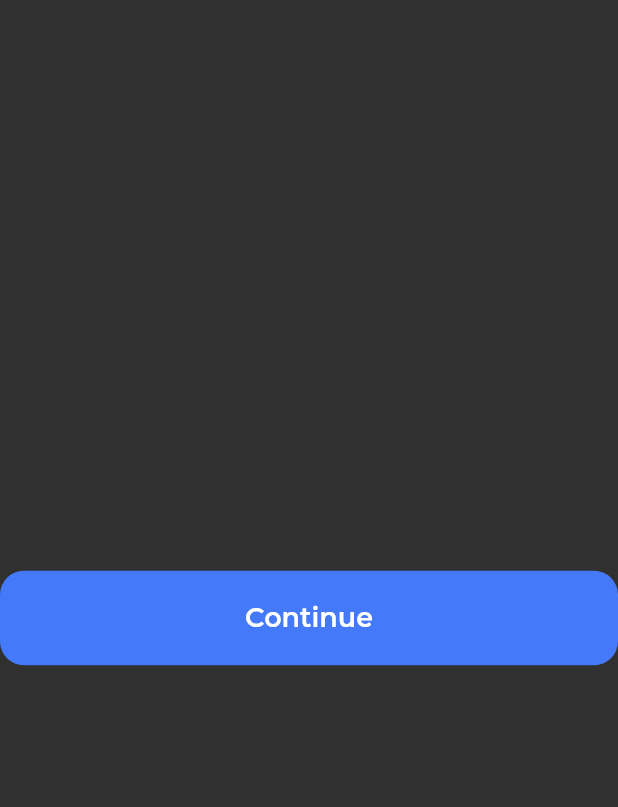
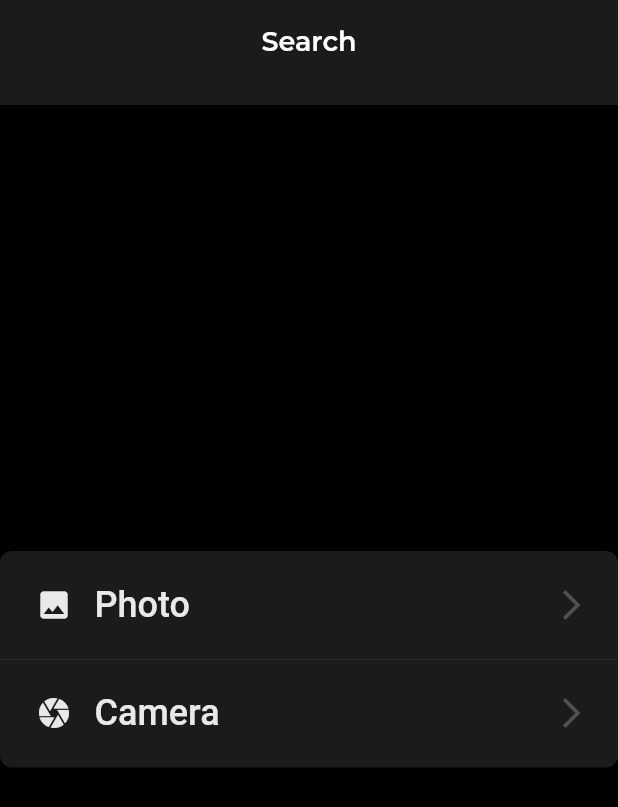
Before and after one commit to GhostuSs/search_image, a Flutter app: the HomePage screen opened directly, on a phone screen of 412 x 824 dp. Shown: the top 807 px of the screen. Run offline on Flutter 3.47's test engine with Material 2 defaults, Android fonts, the phone set to English and light mode, and no system bars; our stand-ins replace flutter_rating_bar, shared_preferences; accounts and stored records are empty; Roboto replaces fonts that are missing (JosefinSans-SemiBold).

Commit message:
'created:AppBar+MMenuCard'

```diff
--- /dev/null
+++ b/lib/ui/components/uikit/appbar.dart
@@ -0,0 +1,32 @@
+import 'package:flutter/material.dart';
+import 'package:image_search_app/project_settings/colors/color_palette.dart';
+import 'package:image_search_app/project_settings/typography/app_typography.dart';
+
+class InnerAppBar extends StatelessWidget implements PreferredSizeWidget{
+
+  final String title;
+  final Widget? backBtn;
+  final bool automaticalyImplyLeading;
+  final List<Widget>? actions;
+
+  const InnerAppBar({Key? key, required this.title, this.backBtn, required this.automaticalyImplyLeading, this.actions}) : super(key: key);
+
+  @override
+  Widget build(BuildContext context) {
+    return AppBar(
+      centerTitle: true,
+      backgroundColor: ProjectColors.darkGray,
+      automaticallyImplyLeading: automaticalyImplyLeading,
+      title: Text(
+        title,
+        style: AppTypography.semiBold18,
+      ),
+      actions: actions,
+    );
+  }
+
+  @override
+  // TODO: implement preferredSize
+  Size get preferredSize => const Size.fromHeight(70);
+
+}
--- /dev/null
+++ b/lib/ui/components/uikit/settings_card.dart
@@ -0,0 +1,148 @@
+import 'package:flutter/material.dart';
+import 'package:image_search_app/project_settings/colors/color_palette.dart';
+
+class RawCard extends StatelessWidget{
+
+  final String textUp;
+  final String textDown;
+  final onPressedUp;
+  final onPressedDown;
+  final IconData iconUp;
+  final IconData iconDown;
+
+  const RawCard({this.onPressedUp, this.onPressedDown, required this.iconUp, required this.iconDown, required this.textUp, required this.textDown});
+
+  @override
+  Widget build(BuildContext context) {
+    return Padding(
+        padding: const EdgeInsets.only(bottom: 15),
+        child: Container(
+          width: double.infinity,
+          decoration: BoxDecoration(
+              borderRadius: BorderRadius.circular(8.0),
+              color: ProjectColors.darkGray
+          ),
+          child: Column(
+            children: [
+              InkWell(
+                borderRadius: BorderRadius.only(topLeft: const Radius.circular(8.0),topRight: Radius.circular(8.0)),
+                child: Card(
+                  elevation: 0.0,
+                  borderOnForeground: false,
+                  color: ProjectColors.darkGray.withOpacity(0.8),
+                  child: Row(
+                    children: [
+                      Padding(
+                          padding: const EdgeInsets.only(left: 20,right: 15,top: 20,bottom: 20),
+                          child: iconUp==Icons.share_rounded
+                              ? Container(
+                            padding: const EdgeInsets.all(1),
+                            width: 24,
+                            height: 24,
+                            decoration: BoxDecoration(
+                                color: ProjectColors.white.withOpacity(0.8),
+                                borderRadius: BorderRadius.circular(3)
+                            ),
+                            child: Column(
+                              crossAxisAlignment: CrossAxisAlignment.center,
+                              mainAxisAlignment: MainAxisAlignment.center,
+                              children: [Icon(
+                                iconUp,
+                                color: ProjectColors.white.withOpacity(0.8),
+                                size: 22,
+                              )],
+                            ),
+                          )
+                              : Icon(
+                            iconUp,
+                            color: ProjectColors.white.withOpacity(0.9),
+                            size: 24,
+                          )
+                      ),
+                      Text(
+                          textUp,
+                          style: TextStyle(
+                              color: ProjectColors.white.withOpacity(0.9),
+                              fontWeight: FontWeight.w500,
+                              fontSize: 24.0,
+                              fontFamily: 'JosefinSans-SemiBold'
+                          )
+                      ),
+                      const Spacer(),
+                      const Padding(
+                          padding: EdgeInsets.only(right: 15),
+                          child: Icon(
+                            Icons.arrow_forward_ios,
+                            color: ProjectColors.textLightGray,
+                          )
+                      )
+                    ],
+                  ),
+                ),
+                onTap: onPressedUp,
+              ),
+              Container(width: double.infinity,height: 0.2,color: ProjectColors.textDarkGray,),
+              InkWell(
+                borderRadius: const BorderRadius.only(bottomLeft: Radius.circular(8.0),bottomRight: Radius.circular(8.0)),
+                child: Card(
+                  elevation: 0,
+                  borderOnForeground: false,
+                  color: ProjectColors.darkGray.withOpacity(0.8),
+                  child: Row(
+                    children: [
+                      Padding(
+                          padding: const EdgeInsets.only(left: 20,right: 15,top: 20,bottom: 20),
+                          child: iconDown==Icons.share_rounded
+                              ? Container(
+                            padding: const EdgeInsets.all(1),
+                            width: 24,
+                            height: 24,
+                            decoration: BoxDecoration(
+                                color: ProjectColors.white.withOpacity(0.8),
+                                borderRadius: BorderRadius.circular(3)
+                            ),
+                            child: Column(
+                              crossAxisAlignment: CrossAxisAlignment.center,
+                              mainAxisAlignment: MainAxisAlignment.center,
+                              children: [Icon(
+                                iconDown,
+                                color: Color(0xCC210741).withOpacity(0.8),
+                                size: 22,
+                              )],
+                            ),
+                          )
+                              : Icon(
+                            iconDown,
+                            color: ProjectColors.white.withOpacity(0.9),
+                            size: 24,
+                          )
+                      ),
+                      Text(
+                          textDown,
+                          style: TextStyle(
+                              color: ProjectColors.white.withOpacity(0.9),
+                              fontWeight: FontWeight.w500,
+                              fontSize: 24.0,
+                              fontFamily: 'JosefinSans-SemiBold'
+                          )
+                      ),
+                      const Spacer(),
+                      const Padding(
+                          padding: EdgeInsets.only(right: 15),
+                          child: Icon(
+                            Icons.arrow_forward_ios,
+                            color: ProjectColors.textLightGray,
+                          )
+                      )
+                    ],
+                  ),
+                ),
+                onTap: onPressedDown,
+              )
+            ],
+          ),
+        )
+    );
+  }
+
+}
--- a/lib/ui/screens/home.dart
+++ b/lib/ui/screens/home.dart
@@ -1,5 +1,8 @@
 import 'package:flutter/material.dart';
+import 'package:image_search_app/project_settings/colors/color_palette.dart';
+import 'package:image_search_app/ui/components/uikit/appbar.dart';
 import 'package:image_search_app/ui/components/uikit/button.dart';
+import 'package:image_search_app/ui/components/uikit/settings_card.dart';
 
 class HomePage extends StatefulWidget{
   @override
@@ -13,11 +16,20 @@ class _HomePageState extends State<HomePage>{
   @override
   Widget build(BuildContext context) {
     return Scaffold(
+      backgroundColor: ProjectColors.black,
+      appBar: InnerAppBar(automaticalyImplyLeading: false, title: 'Search',),
       body: Column(
         crossAxisAlignment: CrossAxisAlignment.center,
         mainAxisAlignment: MainAxisAlignment.center,
         children: [
-          BaseButton(onPressed: () {  }, label: 'Continue',)
+          RawCard(
+            textDown: 'Camera',
+            iconDown: Icons.camera,
+            iconUp: Icons.photo,
+            textUp: 'Photo',
+            onPressedDown: (){print('phot');},
+            onPressedUp: (){print('cam');},
+          )
         ],
       ),
     );
```
